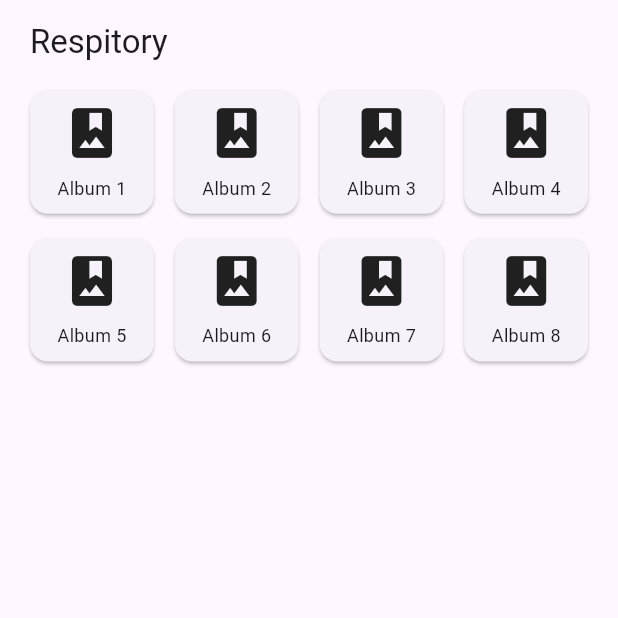
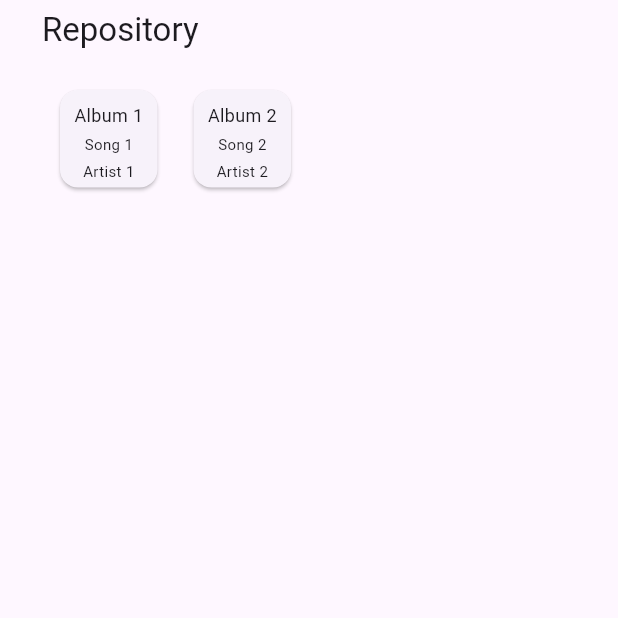
Before and after one commit to cqhqp/music_player, a Flutter app: the AlbumRepositoryPage screen opened directly, on a phone screen of 412 x 824 dp, the top half of it. Run offline on Flutter 3.47's test engine with Material 3 defaults, Android fonts, the phone set to English and light mode, and no system bars.

Commit message:
UI update

```diff
--- a/lib/main.dart
+++ b/lib/main.dart
@@ -1,4 +1,5 @@
 import 'package:flutter/material.dart';
+
 
 void main() {
   runApp(MyApp());
@@ -23,6 +24,67 @@ class AudioPlayerScreen extends StatefulWidget {
 }
 
 class _AudioPlayerScreenState extends State<AudioPlayerScreen> {
+  @override
+  Widget build(BuildContext context) {
+    return Scaffold(
+      body: Row(
+        children: [
+          Container(
+            width: 200,
+            child: Column(
+              crossAxisAlignment: CrossAxisAlignment.start,
+              children: [
+                Padding(
+                  padding: const EdgeInsets.all(8.0),
+                  child: TextField(
+                    decoration: InputDecoration(
+                      hintText: 'Search',
+                    ),
+                  ),
+                ),
+                Expanded(
+                  child: ListView.builder(
+                    shrinkWrap: true,
+                    itemCount: menu.length,
+                    itemBuilder: (context, index) {
+                      return ListTile(
+                        title: Text(menu[index]),
+                        onTap: () {
+                          // Handle menu item tap
+                        },
+                      );
+                    },
+                  ),
+                ),
+              ],
+            ),
+          ),
+          Expanded(
+            flex: 2,
+            child: Container(
+              color: Colors.grey[200], // Placeholder color
+              child: Column(
+                children: [
+                  TopMenuBar(
+                    onPlaylistPressed: () {
+                      _showPlayList(context);
+                    },
+                  ),
+                  Expanded( // Main Window
+                    // child: RepositoryPage(),
+                    child: AlbumRepositoryPage(),
+                    // child: AlbumRepositoryWidget(albumRepository: albumRepository),
+                  ),
+                ],
+              ),
+            ),
+          ),
+        ],
+      ),
+    );
+  }
+
+  // Add the following lines to define variables and methods used in the build method
 
   bool _isPlaying = false;
   int _currentIndex = 0; // 当前播放歌曲的索引
@@ -94,66 +156,6 @@ class _AudioPlayerScreenState extends State<AudioPlayerScreen> {
       // 这里可以添加播放选中歌曲的逻辑
     });
   }
-
-  @override
-  Widget build(BuildContext context) {
-    return Scaffold(
-      body: Row(
-        children: [
-          Container(
-            width: 200,
-            child: Column(
-              crossAxisAlignment: CrossAxisAlignment.start,
-              children: [
-                Padding(
-                  padding: const EdgeInsets.all(8.0),
-                  child: TextField(
-                    decoration: InputDecoration(
-                      hintText: 'Search',
-                    ),
-                  ),
-                ),
-                Expanded(
-                  child: ListView.builder(
-                    shrinkWrap: true,
-                    itemCount: menu.length,
-                    itemBuilder: (context, index) {
-                      return ListTile(
-                        title: Text(menu[index]),
-                        onTap: () {
-                          // Handle menu item tap
-                        },
-                      );
-                    },
-                  ),
-                ),
-              ],
-            ),
-          ),
-          Expanded(
-            flex: 2,
-            child: Container(
-              color: Colors.grey[200], // Placeholder color
-              child: Column(
-                children: [
-                  TopMenuBar(
-                    onPlaylistPressed: () {
-                      _showPlayList(context);
-                    },
-                  ),
-                  Expanded( // Main Window
-                    // child: RepositoryPage(),
-                    child: AlbumRepositoryPage(),
-                    // child: AlbumRepositoryWidget(albumRepository: albumRepository),
-                  ),
-                ],
-              ),
-            ),
-          ),
-        ],
-      ),
-    );
-  }
 }
 
 class TopMenuBar extends StatelessWidget {
@@ -191,7 +193,6 @@ class TopMenuBar extends StatelessWidget {
     );
   }
 }
-
 
 class PlaybackControls extends StatelessWidget {
   void _playPause() {
@@ -344,8 +345,10 @@ class VolumeControls extends StatelessWidget {
 
 class Album {
   final String name;
+  final String song; // 添加歌曲名字段
+  final String artist; // 添加专辑名字段
 
-  Album(this.name);
+  Album(this.name, this.song, this.artist);
 }
 
 class AlbumRepository {
@@ -365,24 +368,61 @@ class AlbumWidget extends StatelessWidget {
 
   @override
   Widget build(BuildContext context) {
-    return Card(
+    return SizedBox(
+      width: double.infinity,
+      child: IntrinsicHeight(
+        child: Column(
+          crossAxisAlignment: CrossAxisAlignment.stretch,
+          children: [
+            AspectRatio(
+              aspectRatio: 1,
+              child: Card(
                 child: Padding(
                   padding: const EdgeInsets.all(8.0),
                   child: Column(
                     mainAxisAlignment: MainAxisAlignment.center,
                     children: [
-            Icon(Icons.photo_album, size: 40), // Add an icon for album
-            SizedBox(height: 8), // Add spacing
                       Text(
                         album.name,
-              style: TextStyle(fontSize: 12), // Reduce text size
+                        style: TextStyle(fontSize: 12),
                       ),
+                      SizedBox(height: 4),
+                      Text(
+                        album.song,
+                        style: TextStyle(fontSize: 10),
+                      ),
+                      SizedBox(height: 4),
+                      Text(
+                        album.artist,
+                        style: TextStyle(fontSize: 10),
+                      ),
+                    ],
+                  ),
+                ),
+              ),
+            ),
+            // SizedBox(height: 4), // Add spacing between Card and text
+            // Padding(
+            //   padding: const EdgeInsets.symmetric(horizontal: 8.0,),
+            //   child: Text(
+            //     'Additional Text', // Add your additional text here
+            //     style: TextStyle(fontSize: 10, color: Colors.grey, height:2),
+            //   ),
+            // ),
           ],
         ),
       ),
     );
   }
 }
+
+
+
+
+
+
+
+
 
 class AlbumRepositoryWidget extends StatelessWidget {
   final AlbumRepository albumRepository;
@@ -396,12 +436,12 @@ Widget build(BuildContext context) {
       slivers: <Widget>[
         SliverToBoxAdapter(
           child: Container(
-            height: 56, // 调整标题空间的高度
+            height: 40,
             alignment: Alignment.centerLeft,
             child: Padding(
-              padding: const EdgeInsets.only(left: 20.0), // 添加左边距
+              padding: const EdgeInsets.only(left: 28.0),
               child: Text(
-                'Respitory',
+                'Repository',
                 style: Theme.of(context).textTheme.headline6,
                 textAlign: TextAlign.left,
               ),
@@ -409,12 +449,12 @@ Widget build(BuildContext context) {
           ),
         ),
         SliverPadding(
-        padding: const EdgeInsets.symmetric(horizontal: 16.0),
+          padding: const EdgeInsets.symmetric(horizontal: 36.0, vertical: 16.0),
           sliver: SliverGrid(
             gridDelegate: SliverGridDelegateWithFixedCrossAxisCount(
               crossAxisCount: 4,
-            crossAxisSpacing: 6.0,
-            mainAxisSpacing: 8.0,
+              crossAxisSpacing: 16.0,
+              mainAxisSpacing: 38.0,
             ),
             delegate: SliverChildBuilderDelegate(
               (BuildContext context, int index) {
@@ -427,8 +467,8 @@ Widget build(BuildContext context) {
       ],
     );
   }
+}
 
-}
 
 class AlbumRepositoryPage extends StatefulWidget {
   @override
@@ -437,14 +477,18 @@ class AlbumRepositoryPage extends StatefulWidget {
 
 class _AlbumRepositoryPageState extends State<AlbumRepositoryPage> {
   final AlbumRepository albumRepository = AlbumRepository([
-    Album("Album 1"),
-    Album("Album 2"),
-    Album("Album 3"),
-    Album("Album 4"),
-    Album("Album 5"),
-    Album("Album 6"),
-    Album("Album 7"),
-    Album("Album 8"),
+    Album("Album 1", "Song 1", "Artist 1"),
+    Album("Album 2", "Song 2", "Artist 2"),
+    // Album("Album 3", "Song 3", "Artist 3"),
+    // Album("Album 3", "Song 3", "Artist 3"),
+    // Album("Album 3", "Song 3", "Artist 3"),
+    // Album("Album 3", "Song 3", "Artist 3"),
+    // Album("Album 3", "Song 3", "Artist 3"),
+    // Album("Album 3", "Song 3", "Artist 3"),
+    // Album("Album 3", "Song 3", "Artist 3"),
+    // Album("Album 3", "Song 3", "Artist 3"),
+    // Album("Album 3", "Song 3", "Artist 3"),
+    // 添加其他专辑的信息
   ]);
 
   @override
@@ -454,6 +498,10 @@ class _AlbumRepositoryPageState extends State<AlbumRepositoryPage> {
     );
   }
 }
+
+
+
+
 
 // music info card
 class MusicInfoCard extends StatelessWidget {
```
Lines whose indentation alone changed are shown as unchanged.
